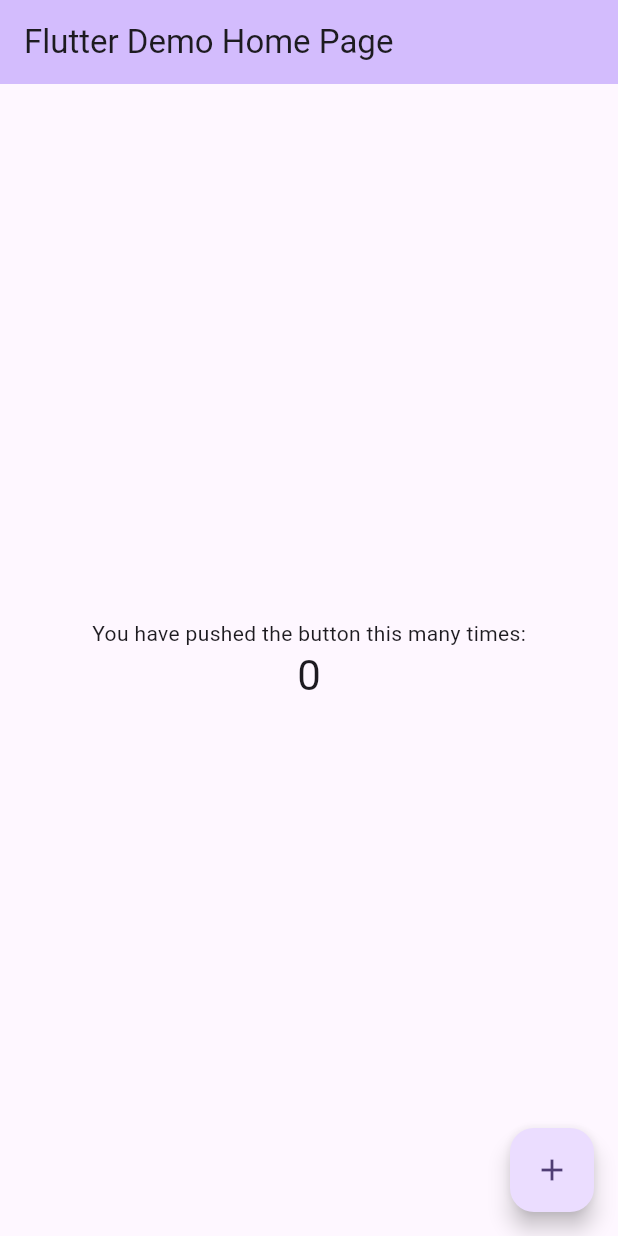
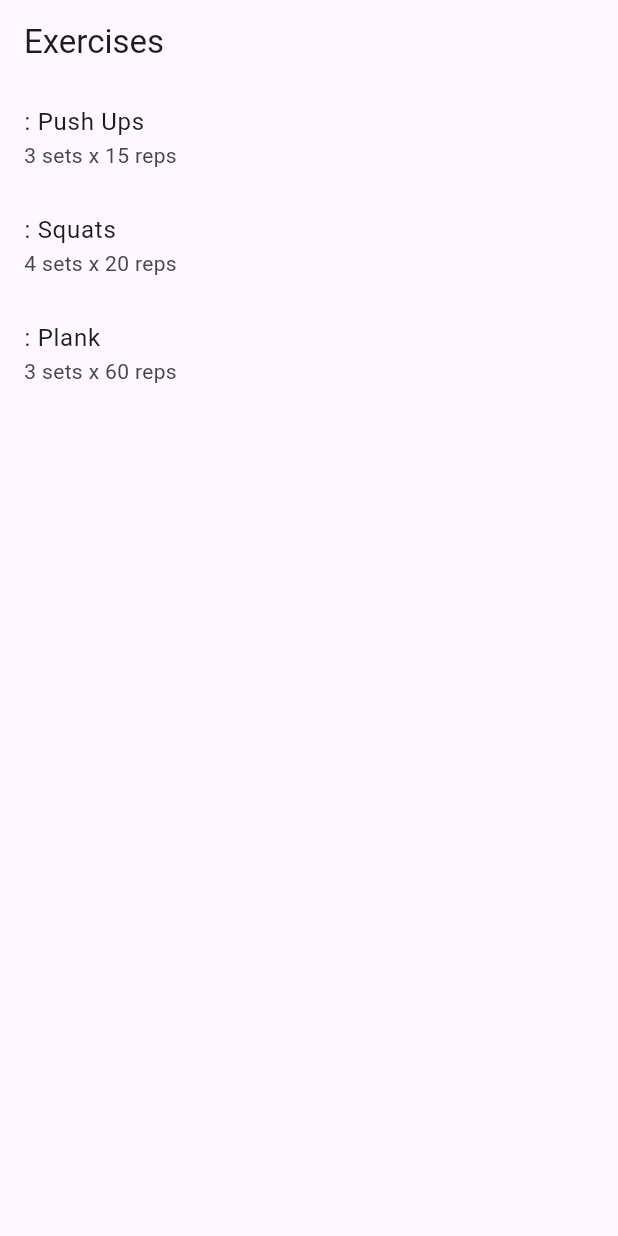
Before and after one commit to c3hmke/trackrinator, a Flutter app: the screen it shows after launch, on a phone screen of 412 x 824 dp. Run offline on Flutter 3.47's test engine with Material 3 defaults, Android fonts, the phone set to English and light mode, and no system bars; missing offline and left inert: nanoid2.

Commit message:
Add Factory methods to Exercise class for creation and loading from persistence

```diff
--- a/lib/domain/exercise/exercise.dart
+++ b/lib/domain/exercise/exercise.dart
@@ -10,10 +10,14 @@ class Exercise {
   final int sets;
   final int reps;
 
-  Exercise({
-    required this.id,
-    required this.name,
-    required this.sets,
-    required this.reps,
-  });
+  // Private constructor to enforce using the factory
+  Exercise._({ required this.id, required this.name, required this.sets, required this.reps });
+
+  // Factory methods
+  factory Exercise.create({required String name, required int sets, required int reps,}) {
+    return Exercise._(id: Id(), name: name, sets: sets, reps: reps);
+  }
+  factory Exercise.fromPrimitives({required String id, required String name, required int sets, required int reps}) {
+    return Exercise._(id: Id.fromString(id), name: name, sets: sets, reps: reps);
+  }
 }
--- a/lib/main.dart
+++ b/lib/main.dart
@@ -1,4 +1,8 @@
 import 'package:flutter/material.dart';
+import 'package:nanoid2/nanoid2.dart';
+import 'package:trackrinator/domain/exercise/exercise.dart';
+
+import 'domain/common/id.dart' show Id;
 
 void main() {
   runApp(const MyApp());
@@ -7,11 +11,10 @@
 class MyApp extends StatelessWidget {
   const MyApp({super.key});
 
-  // This widget is the root of your application.
   @override
   Widget build(BuildContext context) {
     return MaterialApp(
-      title: 'Flutter Demo',
+      title: 'Trackrinator',
       theme: ThemeData(
         // This is the theme of your application.
         //
@@ -30,93 +33,47 @@
         // tested with just a hot reload.
         colorScheme: ColorScheme.fromSeed(seedColor: Colors.deepPurple),
       ),
-      home: const MyHomePage(title: 'Flutter Demo Home Page'),
+      home: const ExerciseListScreen(),
     );
   }
 }
 
-class MyHomePage extends StatefulWidget {
-  const MyHomePage({super.key, required this.title});
+class ExerciseListScreen extends StatelessWidget {
+  const ExerciseListScreen({super.key});
 
-  // This widget is the home page of your application. It is stateful, meaning
-  // that it has a State object (defined below) that contains fields that affect
-  // how it looks.
-
-  // This class is the configuration for the state. It holds the values (in this
-  // case the title) provided by the parent (in this case the App widget) and
-  // used by the build method of the State. Fields in a Widget subclass are
-  // always marked "final".
-
-  final String title;
-
-  @override
-  State<MyHomePage> createState() => _MyHomePageState();
-}
-
-class _MyHomePageState extends State<MyHomePage> {
-  int _counter = 0;
-
-  void _incrementCounter() {
-    setState(() {
-      // This call to setState tells the Flutter framework that something has
-      // changed in this State, which causes it to rerun the build method below
-      // so that the display can reflect the updated values. If we changed
-      // _counter without calling setState(), then the build method would not be
-      // called again, and so nothing would appear to happen.
-      _counter++;
-    });
-  }
+  // Hardcoded list
+  List<Exercise> get _exercises => [
+    Exercise.create(
+      name: 'Push Ups',
+      sets: 3,
+      reps: 15,
+    ),
+    Exercise.create(
+      name: 'Squats',
+      sets: 4,
+      reps: 20,
+    ),
+    Exercise.create(
+      name: 'Plank',
+      sets: 3,
+      reps: 60, // seconds
+    ),
+  ];
 
   @override
   Widget build(BuildContext context) {
-    // This method is rerun every time setState is called, for instance as done
-    // by the _incrementCounter method above.
-    //
-    // The Flutter framework has been optimized to make rerunning build methods
-    // fast, so that you can just rebuild anything that needs updating rather
-    // than having to individually change instances of widgets.
     return Scaffold(
-      appBar: AppBar(
-        // TRY THIS: Try changing the color here to a specific color (to
-        // Colors.amber, perhaps?) and trigger a hot reload to see the AppBar
-        // change color while the other colors stay the same.
-        backgroundColor: Theme.of(context).colorScheme.inversePrimary,
-        // Here we take the value from the MyHomePage object that was created by
-        // the App.build method, and use it to set our appbar title.
-        title: Text(widget.title),
+      appBar: AppBar(title: const Text('Exercises')),
+      body: ListView.builder(
+        itemCount: _exercises.length,
+        itemBuilder: (context, index) {
+          final exercise = _exercises[index];
+          return ListTile(
+            title: Text('${exercise.id}: ${exercise.name}'),
+            subtitle: Text('${exercise.sets} sets x ${exercise.reps} reps'),
+          );
+        },
       ),
-      body: Center(
-        // Center is a layout widget. It takes a single child and positions it
-        // in the middle of the parent.
-        child: Column(
-          // Column is also a layout widget. It takes a list of children and
-          // arranges them vertically. By default, it sizes itself to fit its
-          // children horizontally, and tries to be as tall as its parent.
-          //
-          // Column has various properties to control how it sizes itself and
-          // how it positions its children. Here we use mainAxisAlignment to
-          // center the children vertically; the main axis here is the vertical
-          // axis because Columns are vertical (the cross axis would be
-          // horizontal).
-          //
-          // TRY THIS: Invoke "debug painting" (choose the "Toggle Debug Paint"
-          // action in the IDE, or press "p" in the console), to see the
-          // wireframe for each widget.
-          mainAxisAlignment: MainAxisAlignment.center,
-          children: <Widget>[
-            const Text('You have pushed the button this many times:'),
-            Text(
-              '$_counter',
-              style: Theme.of(context).textTheme.headlineMedium,
-            ),
-          ],
-        ),
-      ),
-      floatingActionButton: FloatingActionButton(
-        onPressed: _incrementCounter,
-        tooltip: 'Increment',
-        child: const Icon(Icons.add),
-      ), // This trailing comma makes auto-formatting nicer for build methods.
     );
   }
 }
```
